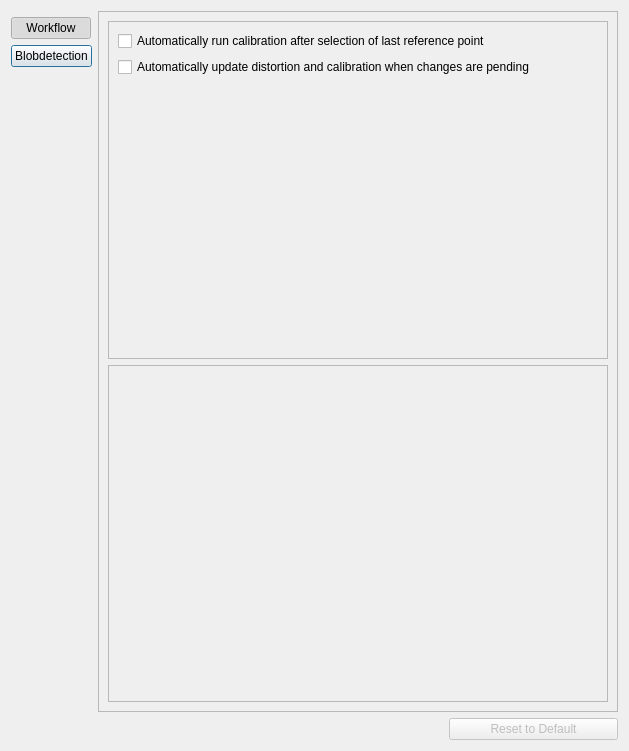
Before: the Qt Designer form src/ui/ui-files/SettingsDialog.ui in XROMMPackages/xmalab, drawn with Qt 5.
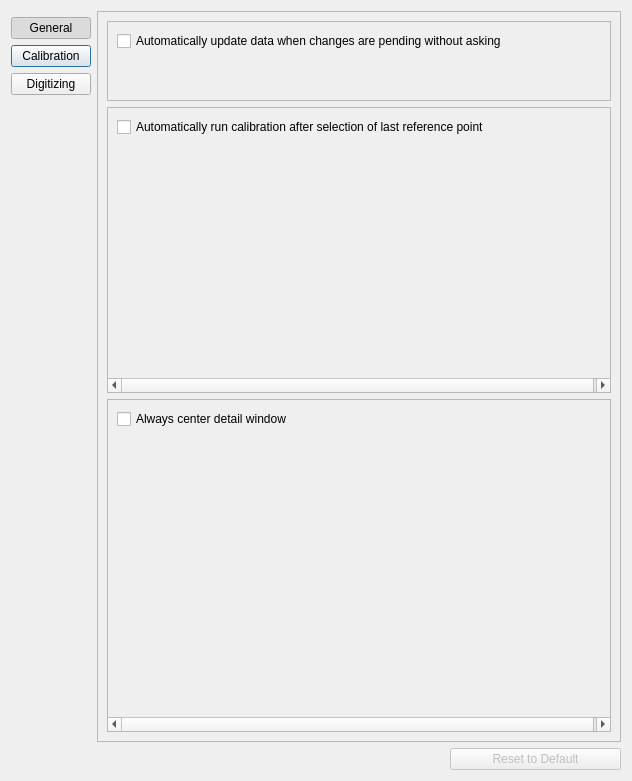
After: the same form once the commit is applied. Icons and pictures are not drawn.

Commit message: Added an option that the detail view does not stay centered. Reordered Settings Dialog

```diff
--- a/src/ui/ui-files/SettingsDialog.ui
+++ b/src/ui/ui-files/SettingsDialog.ui
@@ -18,7 +18,7 @@
     <normaloff>:/images/resource-files/icons/XMALab-Icon.png</normaloff>:/images/resource-files/icons/XMALab-Icon.png</iconset>
   </property>
   <layout class="QGridLayout" name="gridLayout">
-   <item row="5" column="0" colspan="3">
+   <item row="6" column="0" colspan="3">
     <spacer name="horizontalSpacer">
      <property name="orientation">
       <enum>Qt::Horizontal</enum>
@@ -31,26 +31,7 @@
      </property>
     </spacer>
    </item>
-   <item row="3" column="0">
-    <widget class="QPushButton" name="pushButton_Blobdetection">
-     <property name="sizePolicy">
-      <sizepolicy hsizetype="Maximum" vsizetype="Fixed">
-       <horstretch>0</horstretch>
-       <verstretch>0</verstretch>
-      </sizepolicy>
-     </property>
-     <property name="text">
-      <string>Blobdetection</string>
-     </property>
-     <property name="checkable">
-      <bool>true</bool>
-     </property>
-     <property name="autoExclusive">
-      <bool>true</bool>
-     </property>
-    </widget>
-   </item>
-   <item row="4" column="0">
+   <item row="5" column="0">
     <spacer name="verticalSpacer">
      <property name="orientation">
       <enum>Qt::Vertical</enum>
@@ -63,8 +44,8 @@
      </property>
     </spacer>
    </item>
-   <item row="2" column="0">
-    <widget class="QPushButton" name="pushButton_Workflow">
+   <item row="3" column="0">
+    <widget class="QPushButton" name="pushButton_Calibration">
      <property name="sizePolicy">
       <sizepolicy hsizetype="Maximum" vsizetype="Fixed">
        <horstretch>0</horstretch>
@@ -72,20 +53,17 @@
       </sizepolicy>
      </property>
      <property name="text">
-      <string>Workflow</string>
+      <string>Calibration</string>
      </property>
      <property name="checkable">
       <bool>true</bool>
      </property>
-     <property name="checked">
-      <bool>true</bool>
-     </property>
      <property name="autoExclusive">
       <bool>true</bool>
      </property>
     </widget>
    </item>
-   <item row="1" column="1" rowspan="4" colspan="3">
+   <item row="1" column="1" rowspan="5" colspan="3">
     <widget class="QFrame" name="frame">
      <property name="sizePolicy">
       <sizepolicy hsizetype="Minimum" vsizetype="Minimum">
@@ -111,11 +89,11 @@
            <x>0</x>
            <y>0</y>
            <width>508</width>
-           <height>337</height>
+           <height>85</height>
           </rect>
          </property>
          <layout class="QGridLayout" name="gridLayout_3">
-          <item row="1" column="0">
+          <item row="0" column="0">
            <widget class="QCheckBox" name="checkBox_AutoConfirmPendingChanges">
             <property name="sizePolicy">
              <sizepolicy hsizetype="Minimum" vsizetype="Minimum">
@@ -124,20 +102,7 @@
              </sizepolicy>
             </property>
             <property name="text">
-             <string>Automatically update distortion and calibration when changes are pending</string>
-            </property>
-           </widget>
-          </item>
-          <item row="0" column="0">
-           <widget class="QCheckBox" name="checkBox_AutoCalibAfterReference">
-            <property name="sizePolicy">
-             <sizepolicy hsizetype="Minimum" vsizetype="Minimum">
-              <horstretch>0</horstretch>
-              <verstretch>0</verstretch>
-             </sizepolicy>
-            </property>
-            <property name="text">
-             <string>Automatically run calibration after selection of last reference point</string>
+             <string>Automatically update data when changes are pending without asking</string>
             </property>
            </widget>
           </item>
@@ -169,17 +134,112 @@
            <x>0</x>
            <y>0</y>
            <width>508</width>
-           <height>337</height>
+           <height>290</height>
           </rect>
          </property>
+         <layout class="QGridLayout" name="gridLayout_4">
+          <item row="0" column="0">
+           <widget class="QCheckBox" name="checkBox_AutoCalibAfterReference">
+            <property name="sizePolicy">
+             <sizepolicy hsizetype="Minimum" vsizetype="Minimum">
+              <horstretch>0</horstretch>
+              <verstretch>0</verstretch>
+             </sizepolicy>
+            </property>
+            <property name="text">
+             <string>Automatically run calibration after selection of last reference point</string>
+            </property>
+           </widget>
+          </item>
+          <item row="1" column="0">
+           <spacer name="verticalSpacer_3">
+            <property name="orientation">
+             <enum>Qt::Vertical</enum>
+            </property>
+            <property name="sizeHint" stdset="0">
+             <size>
+              <width>487</width>
+              <height>246</height>
+             </size>
+            </property>
+           </spacer>
+          </item>
+         </layout>
+        </widget>
+       </widget>
+      </item>
+      <item row="2" column="0">
+       <widget class="QScrollArea" name="scrollArea_Digitizing">
+        <property name="widgetResizable">
+         <bool>true</bool>
+        </property>
+        <widget class="QWidget" name="scrollAreaWidgetContents_Digitizing">
+         <property name="geometry">
+          <rect>
+           <x>0</x>
+           <y>0</y>
+           <width>508</width>
+           <height>291</height>
+          </rect>
+         </property>
+         <layout class="QGridLayout" name="gridLayout_5">
+          <item row="2" column="0">
+           <spacer name="verticalSpacer_4">
+            <property name="orientation">
+             <enum>Qt::Vertical</enum>
+            </property>
+            <property name="sizeHint" stdset="0">
+             <size>
+              <width>487</width>
+              <height>293</height>
+             </size>
+            </property>
+           </spacer>
+          </item>
+          <item row="1" column="0">
+           <widget class="QCheckBox" name="checkBox_UseCenteredDetailWindow">
+            <property name="sizePolicy">
+             <sizepolicy hsizetype="Minimum" vsizetype="Minimum">
+              <horstretch>0</horstretch>
+              <verstretch>0</verstretch>
+             </sizepolicy>
+            </property>
+            <property name="text">
+             <string>Always center detail window</string>
+            </property>
+           </widget>
+          </item>
+         </layout>
         </widget>
        </widget>
       </item>
      </layout>
     </widget>
    </item>
-   <item row="5" column="3">
-    <widget class="QPushButton" name="pushButton_4">
+   <item row="2" column="0">
+    <widget class="QPushButton" name="pushButton_General">
+     <property name="sizePolicy">
+      <sizepolicy hsizetype="Maximum" vsizetype="Fixed">
+       <horstretch>0</horstretch>
+       <verstretch>0</verstretch>
+      </sizepolicy>
+     </property>
+     <property name="text">
+      <string>General</string>
+     </property>
+     <property name="checkable">
+      <bool>true</bool>
+     </property>
+     <property name="checked">
+      <bool>true</bool>
+     </property>
+     <property name="autoExclusive">
+      <bool>true</bool>
+     </property>
+    </widget>
+   </item>
+   <item row="6" column="3">
+    <widget class="QPushButton" name="pushButton_Reset">
      <property name="enabled">
       <bool>false</bool>
      </property>
@@ -188,6 +248,25 @@
      </property>
     </widget>
    </item>
+   <item row="4" column="0">
+    <widget class="QPushButton" name="pushButton_Digitizing">
+     <property name="sizePolicy">
+      <sizepolicy hsizetype="Maximum" vsizetype="Fixed">
+       <horstretch>0</horstretch>
+       <verstretch>0</verstretch>
+      </sizepolicy>
+     </property>
+     <property name="text">
+      <string>Digitizing</string>
+     </property>
+     <property name="checkable">
+      <bool>true</bool>
+     </property>
+     <property name="autoExclusive">
+      <bool>true</bool>
+     </property>
+    </widget>
+   </item>
   </layout>
  </widget>
  <resources>
```
Left out of the diff: 8 changed lines with no effect on the pictures. The commit also changes 8 other files.
